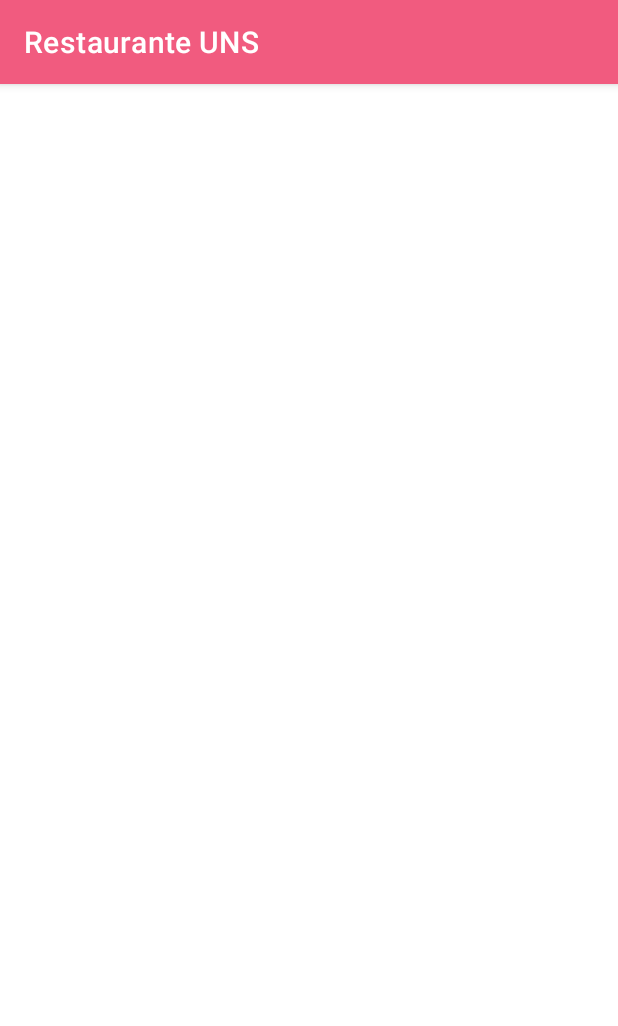
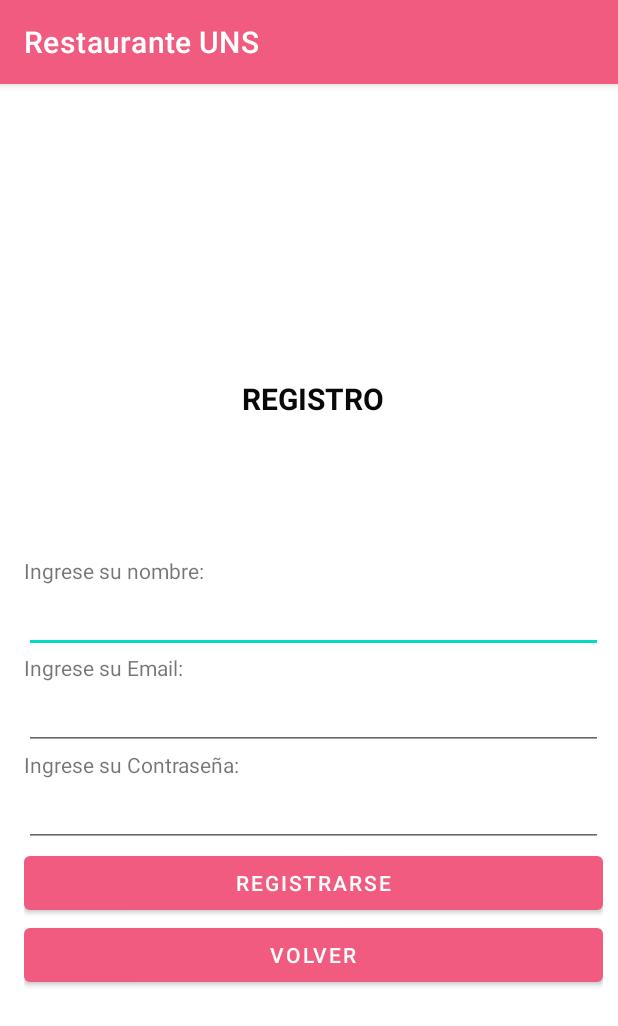
Before and after one commit to desk89/Restaurante_UNS, an Android app: the RegistrarseActivity screen opened directly, with no data from a screen before it, on a phone screen of 412 x 824 dp. Shown: the top 1026 px of the screen. Run offline under Robolectric (Android 15) with nearby library versions, the phone set to English and light mode, and no system bars.

Commit message:
interfaz registro

```diff
--- a/app/src/main/java/com/example/restauranteuns/MainActivity.kt
+++ b/app/src/main/java/com/example/restauranteuns/MainActivity.kt
@@ -1,6 +1,7 @@
 package com.example.restauranteuns
 
 import android.app.AlertDialog
+import android.content.Intent
 import androidx.appcompat.app.AppCompatActivity
 import android.os.Bundle
 import kotlinx.android.synthetic.main.activity_main.*
@@ -11,9 +12,14 @@ class MainActivity : AppCompatActivity() {
     override fun onCreate(savedInstanceState: Bundle?) {
         super.onCreate(savedInstanceState)
         setContentView(R.layout.activity_main)
-        botonRegistrarse.setOnClickListener {
+        //Boton registro
+        botonRegistro.setOnClickListener {
+            val intentoRegistro = Intent(this,RegistrarseActivity::class.java)
+            startActivity(intentoRegistro)
+        }
+        //
 
-        }
+
     }
 
     private fun alerta(){
--- a/app/src/main/res/layout/activity_main.xml
+++ b/app/src/main/res/layout/activity_main.xml
@@ -36,7 +36,7 @@
             android:text="Ingrese su Email:" />
 
         <EditText
-            android:id="@+id/editEmail"
+            android:id="@+id/editEmailLog"
             android:layout_width="match_parent"
             android:layout_height="wrap_content"
             android:ems="10"
@@ -53,7 +53,7 @@
             android:text="Ingrese su Contraseña:" />
 
         <EditText
-            android:id="@+id/editPassword"
+            android:id="@+id/editPasswordLog"
             android:layout_width="match_parent"
             android:layout_height="wrap_content"
             android:ems="10"
@@ -66,10 +66,10 @@
             android:text="Logearse" />
 
         <Button
-            android:id="@+id/botonRegistrarse"
+            android:id="@+id/botonRegistro"
             android:layout_width="match_parent"
             android:layout_height="wrap_content"
-            android:text="Registrarse" />
+            android:text="Registro" />
 
     </LinearLayout>
 </androidx.constraintlayout.widget.ConstraintLayout>
--- a/app/src/main/res/layout/activity_registrarse.xml
+++ b/app/src/main/res/layout/activity_registrarse.xml
@@ -6,4 +6,82 @@
     android:layout_height="match_parent"
     tools:context=".RegistrarseActivity">
 
+    <LinearLayout
+        android:layout_width="386dp"
+        android:layout_height="535dp"
+        android:orientation="vertical"
+        app:layout_constraintBottom_toBottomOf="parent"
+        app:layout_constraintEnd_toEndOf="parent"
+        app:layout_constraintHorizontal_bias="0.609"
+        app:layout_constraintStart_toStartOf="parent"
+        app:layout_constraintTop_toTopOf="parent"
+        app:layout_constraintVertical_bias="0.841">
+
+        <TextView
+            android:id="@+id/textView"
+            android:layout_width="match_parent"
+            android:layout_height="wrap_content"
+            android:text="REGISTRO"
+            android:textAlignment="center"
+            android:textColor="#090909"
+            android:textSize="20sp"
+            android:textStyle="bold" />
+
+        <Space
+            android:layout_width="match_parent"
+            android:layout_height="91dp" />
+
+        <TextView
+            android:id="@+id/textView6"
+            android:layout_width="match_parent"
+            android:layout_height="wrap_content"
+            android:text="Ingrese su nombre:" />
+
+        <EditText
+            android:id="@+id/editNombreRegist"
+            android:layout_width="match_parent"
+            android:layout_height="wrap_content"
+            android:ems="10"
+            android:inputType="textPersonName" />
+
+        <TextView
+            android:id="@+id/textView7"
+            android:layout_width="match_parent"
+            android:layout_height="wrap_content"
+            android:text="Ingrese su Email:" />
+
+        <EditText
+            android:id="@+id/editEmailRegist"
+            android:layout_width="match_parent"
+            android:layout_height="wrap_content"
+            android:ems="10"
+            android:inputType="textPersonName" />
+
+        <TextView
+            android:id="@+id/textView2"
+            android:layout_width="match_parent"
+            android:layout_height="wrap_content"
+            android:text="Ingrese su Contraseña:" />
+
+        <EditText
+            android:id="@+id/editContraseñaRegist"
+            android:layout_width="match_parent"
+            android:layout_height="wrap_content"
+            android:ems="10"
+            android:inputType="textPassword" />
+
+        <Button
+            android:id="@+id/botonRegistrarse"
+            android:layout_width="match_parent"
+            android:layout_height="wrap_content"
+            android:text="Registrarse" />
+
+        <Button
+            android:id="@+id/botonVolver"
+            android:layout_width="match_parent"
+            android:layout_height="wrap_content"
+            android:text="Volver" />
+
+    </LinearLayout>
+
 </androidx.constraintlayout.widget.ConstraintLayout>
```
